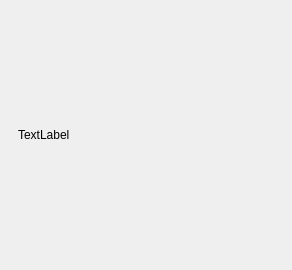
The window that gui/copydialog.ui (do-i/thumbgrid) describes before a commit, drawn with Qt 5.
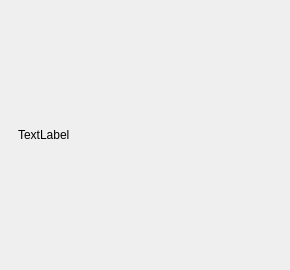
The same window after the commit.

Commit message: better ResizeDialog ui scaling

Patch:
```diff
--- a/gui/copydialog.ui
+++ b/gui/copydialog.ui
@@ -6,7 +6,7 @@
    <rect>
     <x>0</x>
     <y>0</y>
-    <width>292</width>
+    <width>290</width>
     <height>270</height>
    </rect>
   </property>
@@ -18,7 +18,7 @@
   </property>
   <property name="minimumSize">
    <size>
-    <width>290</width>
+    <width>200</width>
     <height>0</height>
    </size>
   </property>
```
The commit also changes 5 other files.
